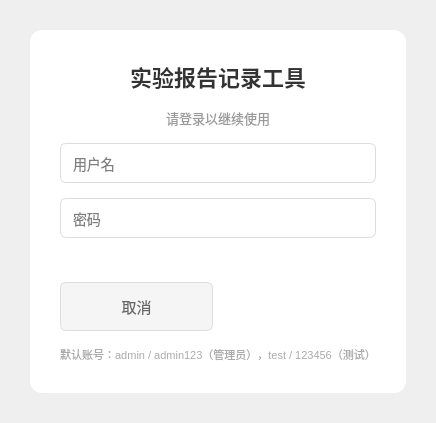
Qt form src/ui/dialogs/LoginDialog.ui (gong1-1989/ExperimentReportTool) before a commit.
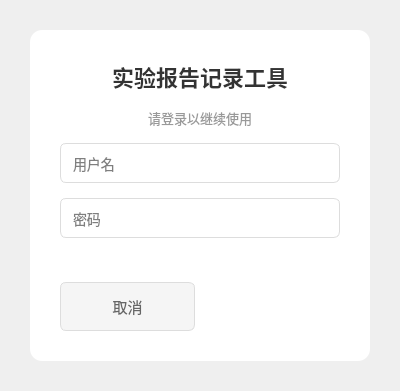
The same form after that commit.

Diff of the .ui file:
```diff
--- a/src/ui/dialogs/LoginDialog.ui
+++ b/src/ui/dialogs/LoginDialog.ui
@@ -194,16 +194,6 @@
         </item>
        </layout>
       </item>
-      <item>
-       <widget class="QLabel" name="hintLabel">
-        <property name="text">
-         <string>&lt;div style='color: #aaa; font-size: 11px; text-align: center;'&gt;默认账号：admin / admin123（管理员），test / 123456（测试）&lt;/div&gt;</string>
-        </property>
-        <property name="alignment">
-         <set>Qt::AlignCenter</set>
-        </property>
-       </widget>
-      </item>
      </layout>
     </widget>
    </item>
```
